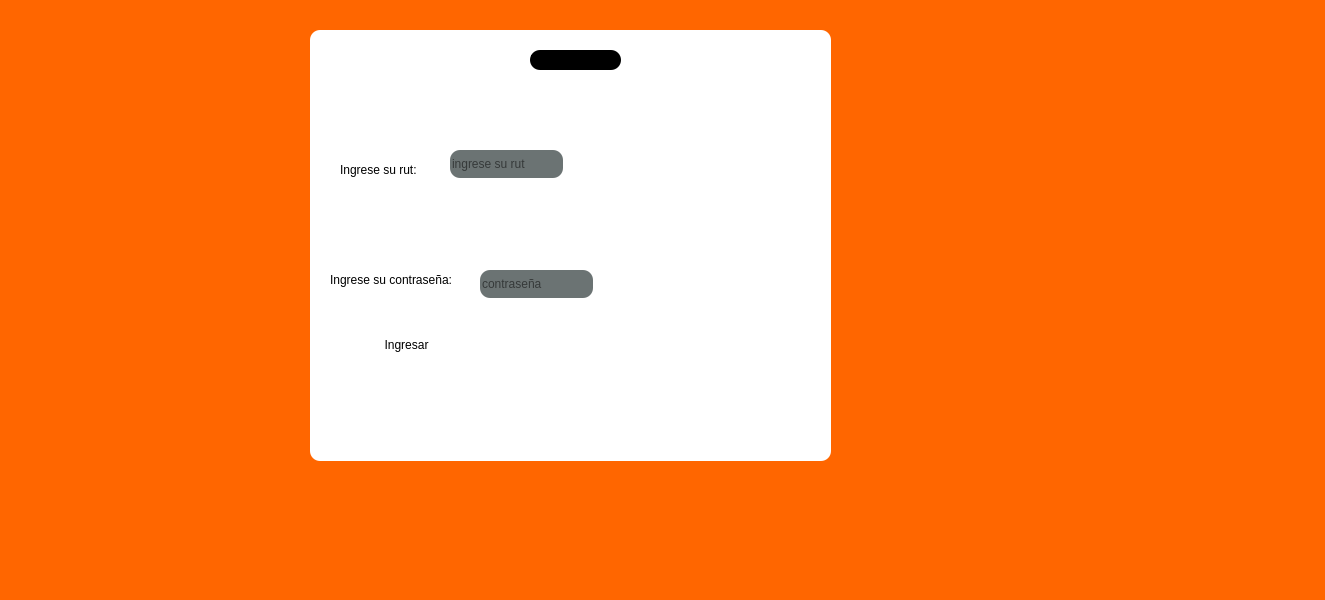
First picture: the form in Segundo_anio/Segundo_semestre/QT_GUI/BancoEstado/loginwindow.ui, repository DiegoAbdiasSaldanaFuentes/Ejercisios-Universidad, before the edit.
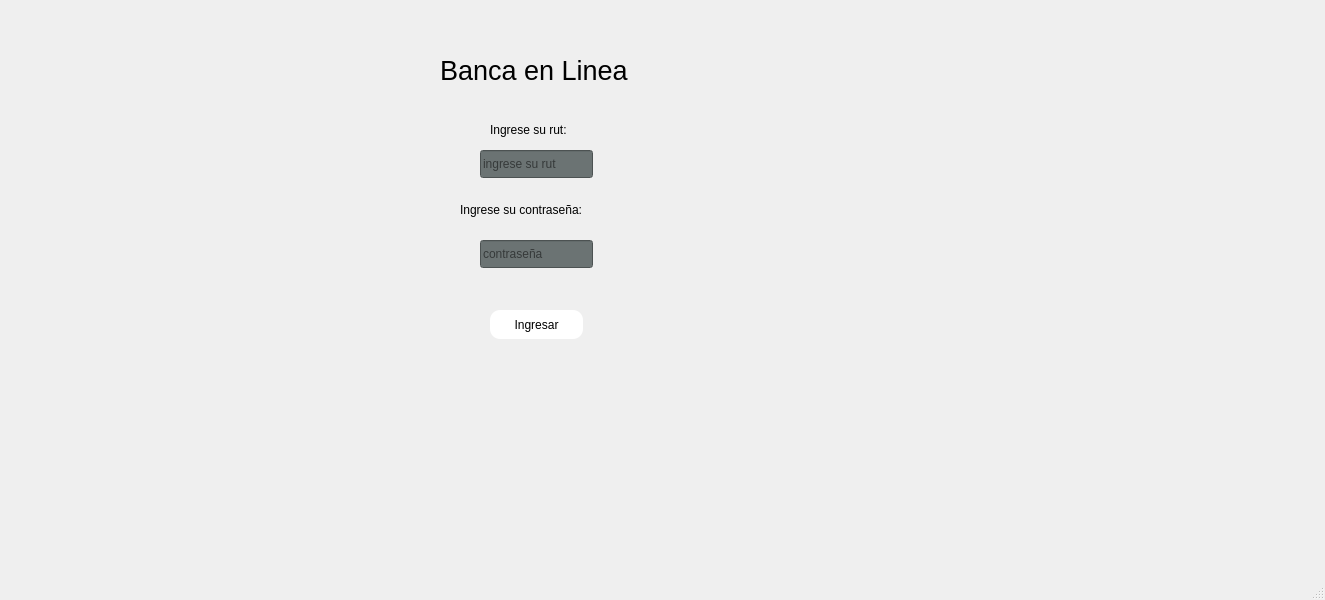
Second picture: the form after the edit.

What changed in the file:
```diff
--- a/Segundo_anio/Segundo_semestre/QT_GUI/BancoEstado/loginwindow.ui
+++ b/Segundo_anio/Segundo_semestre/QT_GUI/BancoEstado/loginwindow.ui
@@ -14,56 +14,20 @@
    <string>LoginWindow</string>
   </property>
   <property name="styleSheet">
-   <string notr="true">background-color: #FF6600; /* Naranja */</string>
+   <string notr="true"/>
   </property>
   <widget class="QWidget" name="centralwidget">
-   <widget class="QFrame" name="frame">
-    <property name="geometry">
-     <rect>
-      <x>310</x>
-      <y>30</y>
-      <width>521</width>
-      <height>431</height>
-     </rect>
-    </property>
-    <property name="styleSheet">
-     <string notr="true">background-color: white; border-radius: 10px;</string>
-    </property>
-    <property name="frameShape">
-     <enum>QFrame::Shape::StyledPanel</enum>
-    </property>
-    <property name="frameShadow">
-     <enum>QFrame::Shadow::Raised</enum>
-    </property>
-    <widget class="QLabel" name="label">
-     <property name="geometry">
-      <rect>
-       <x>220</x>
-       <y>20</y>
-       <width>91</width>
-       <height>20</height>
-      </rect>
-     </property>
-     <property name="styleSheet">
-      <string notr="true">background-color: rgb(0, 0, 0)</string>
-     </property>
-     <property name="text">
-      <string>Banca en Linea</string>
-     </property>
-    </widget>
     <widget class="QLabel" name="IblRut">
      <property name="geometry">
       <rect>
-       <x>30</x>
-       <y>130</y>
+      <x>490</x>
+      <y>120</y>
        <width>101</width>
        <height>20</height>
       </rect>
      </property>
      <property name="styleSheet">
-      <string notr="true">background-color: white;  /* Fondo blanco de la tarjeta */
-color: black;             /* Texto negro */
-border-radius: 10px;      /* Bordes redondeados */</string>
+     <string notr="true"/>
      </property>
      <property name="text">
       <string>Ingrese su rut:</string>
@@ -72,8 +36,8 @@
     <widget class="QLineEdit" name="txtRut">
      <property name="geometry">
       <rect>
-       <x>140</x>
-       <y>120</y>
+      <x>480</x>
+      <y>150</y>
        <width>113</width>
        <height>28</height>
       </rect>
@@ -91,48 +55,24 @@
     <widget class="QLabel" name="lblClave">
      <property name="geometry">
       <rect>
-       <x>20</x>
-       <y>240</y>
+      <x>460</x>
+      <y>200</y>
        <width>151</width>
        <height>20</height>
       </rect>
      </property>
      <property name="styleSheet">
-      <string notr="true">background-color: white;  /* Fondo blanco de la tarjeta */
-color: black;             /* Texto negro */
-border-radius: 10px;      /* Bordes redondeados */</string>
+     <string notr="true"/>
      </property>
      <property name="text">
       <string>Ingrese su contraseña:</string>
      </property>
     </widget>
-    <widget class="QLineEdit" name="txtClave">
-     <property name="geometry">
-      <rect>
-       <x>170</x>
-       <y>240</y>
-       <width>113</width>
-       <height>28</height>
-      </rect>
-     </property>
-     <property name="styleSheet">
-      <string notr="true">background-color: rgb(107, 115, 115)</string>
-     </property>
-     <property name="text">
-      <string/>
-     </property>
-     <property name="echoMode">
-      <enum>QLineEdit::EchoMode::Password</enum>
-     </property>
-     <property name="placeholderText">
-      <string>contraseña</string>
-     </property>
-    </widget>
     <widget class="QPushButton" name="btnIngresar">
      <property name="geometry">
       <rect>
-       <x>50</x>
-       <y>300</y>
+      <x>490</x>
+      <y>310</y>
        <width>93</width>
        <height>29</height>
       </rect>
@@ -146,6 +86,48 @@
       <string>Ingresar</string>
      </property>
     </widget>
+   <widget class="QLineEdit" name="txtClave">
+    <property name="geometry">
+     <rect>
+      <x>480</x>
+      <y>240</y>
+      <width>113</width>
+      <height>28</height>
+     </rect>
+    </property>
+    <property name="styleSheet">
+     <string notr="true">background-color: rgb(107, 115, 115)</string>
+    </property>
+    <property name="text">
+     <string/>
+    </property>
+    <property name="echoMode">
+     <enum>QLineEdit::EchoMode::Password</enum>
+    </property>
+    <property name="placeholderText">
+     <string>contraseña</string>
+    </property>
+   </widget>
+   <widget class="QLabel" name="label">
+    <property name="geometry">
+     <rect>
+      <x>440</x>
+      <y>40</y>
+      <width>221</width>
+      <height>61</height>
+     </rect>
+    </property>
+    <property name="font">
+     <font>
+      <pointsize>20</pointsize>
+     </font>
+    </property>
+    <property name="styleSheet">
+     <string notr="true"/>
+    </property>
+    <property name="text">
+     <string>Banca en Linea</string>
+    </property>
    </widget>
   </widget>
   <widget class="QMenuBar" name="menubar">
```
Lines whose indentation alone changed are shown as unchanged.
